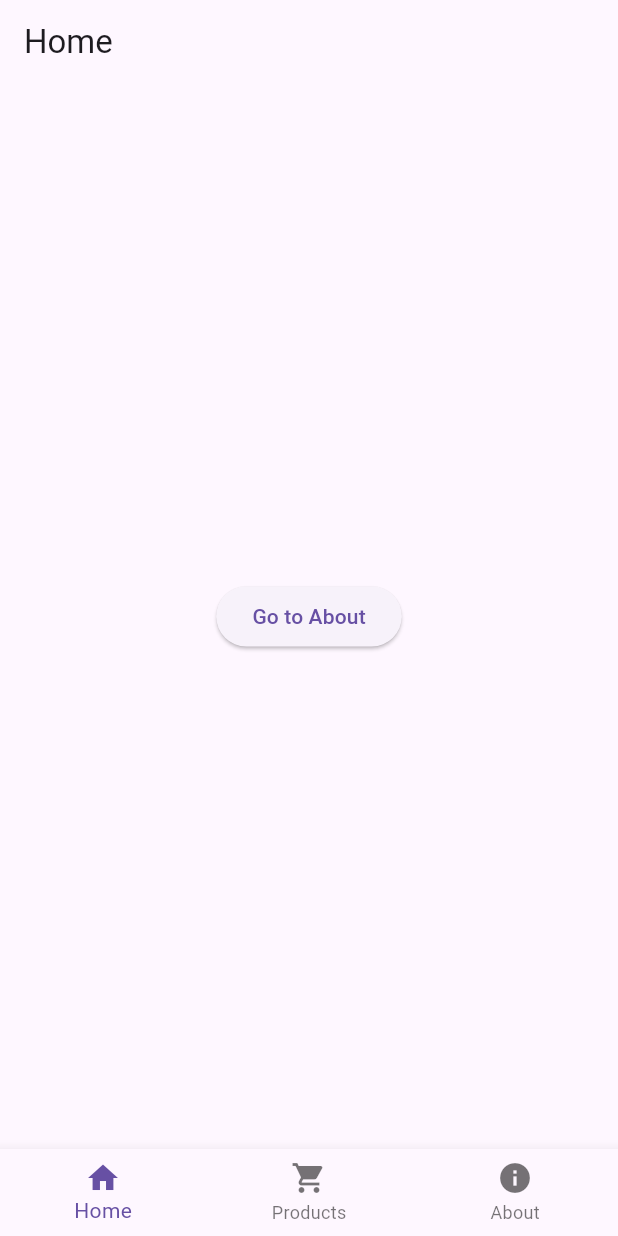
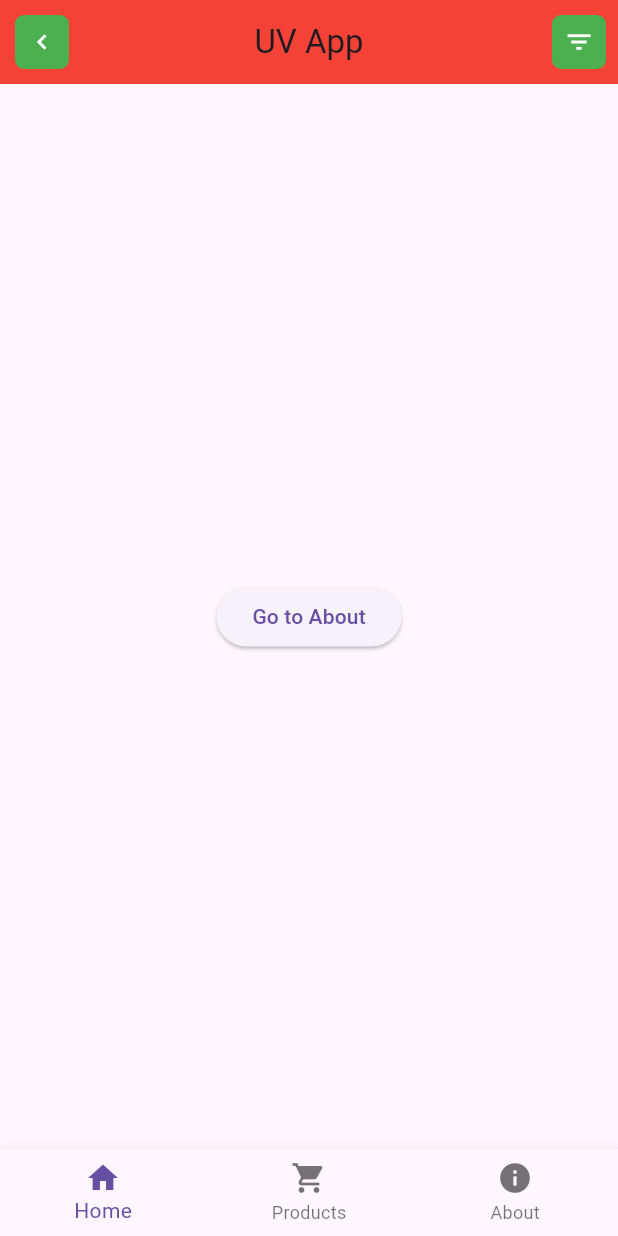
Before and after one commit to johannranudd/flutter_application_1, a Flutter app: the screen it shows after launch, on a phone screen of 412 x 824 dp. Run offline on Flutter 3.47's test engine with Material 3 defaults, Android fonts, the phone set to English and light mode, and no system bars.

Commit message:
adds working navigation and new CustomAppBar

```diff
--- a/lib/main.dart
+++ b/lib/main.dart
@@ -2,42 +2,81 @@ import 'package:flutter/material.dart';
 import './screens/home.dart';
 import './screens/products.dart';
 import './screens/about.dart';
-import './widgets/custom_bottom_navigation_bar.dart'; // Adjust import paths as necessary
+import './widgets/custom_app_bar.dart';
+import './widgets/custom_bottom_navigation_bar.dart';
 
-void main() => runApp(MyApp());
+void main() => runApp(const MyApp());
 
-class MyApp extends StatefulWidget {
+class MyApp extends StatelessWidget {
   const MyApp({super.key});
 
   @override
-  // ignore: library_private_types_in_public_api
-  _MyAppState createState() => _MyAppState();
+  Widget build(BuildContext context) {
+    return const MaterialApp(
+      home: BaseWidget(),
+    );
+  }
 }
 
-class _MyAppState extends State<MyApp> {
+Widget _buildAppBar(int selectedIndex) {
+  String title;
+  switch (selectedIndex) {
+    case 0:
+      title = 'Home';
+      break;
+    case 1:
+      title = 'Products';
+      break;
+    case 2:
+      title = 'About';
+      break;
+    default:
+      title = 'App';
+  }
+
+  // Return an instance of CustomAppBar
+  return CustomAppBar(title: title);
+}
+
+class BaseWidget extends StatefulWidget {
+  const BaseWidget({super.key});
+
+  @override
+  _BaseWidgetState createState() => _BaseWidgetState();
+}
+
+class _BaseWidgetState extends State<BaseWidget> {
   int _selectedIndex = 0;
-  final List<Widget> _pages = [const Home(), const Products(), const About()];
+  final PageController _pageController = PageController();
 
   void _onItemTapped(int index) {
     setState(() {
       _selectedIndex = index;
     });
+    _pageController.jumpToPage(index);
   }
 
   @override
   Widget build(BuildContext context) {
-    return MaterialApp(
-      routes: {
-        '/home': (context) => _pages[0], // Home
-        '/products': (context) => _pages[1], // Products
-        '/about': (context) => _pages[2], // About
-      },
-      home: Scaffold(
-        body: _pages.elementAt(_selectedIndex),
-        bottomNavigationBar: CustomBottomNavigationBar(
-          currentIndex: _selectedIndex,
-          onItemSelected: _onItemTapped,
-        ),
+    return Scaffold(
+      appBar: _buildAppBar(_selectedIndex) as PreferredSizeWidget,
+      body: PageView(
+        controller: _pageController,
+        onPageChanged: (index) {
+          setState(() {
+            _selectedIndex = index;
+          });
+        },
+        physics: const NeverScrollableScrollPhysics(),
+        children: [
+          Home(onNavigate: _onItemTapped),
+          const Products(),
+          const About(),
+        ], // Prevents swiping to side pages
+      ),
+      bottomNavigationBar: CustomBottomNavigationBar(
+        currentIndex: _selectedIndex,
+        onItemSelected: _onItemTapped,
       ),
     );
   }
--- a/lib/screens/about.dart
+++ b/lib/screens/about.dart
@@ -5,11 +5,8 @@ class About extends StatelessWidget {
 
   @override
   Widget build(BuildContext context) {
-    return Scaffold(
-      appBar: AppBar(
-        title: const Text('About'),
-      ),
-      body: const Center(
+    return const Scaffold(
+      body: Center(
         child: Text('About Page'),
       ),
     );
--- a/lib/screens/home.dart
+++ b/lib/screens/home.dart
@@ -1,19 +1,16 @@
 import 'package:flutter/material.dart';
 
 class Home extends StatelessWidget {
-  const Home({super.key});
+  final Function(int) onNavigate;
+
+  const Home({super.key, required this.onNavigate});
 
   @override
   Widget build(BuildContext context) {
     return Scaffold(
-      appBar: AppBar(
-        title: const Text('Home'),
-      ),
       body: Center(
         child: ElevatedButton(
-          onPressed: () {
-            Navigator.pushNamed(context, '/about');
-          },
+          onPressed: () => onNavigate(2), // Navigate to 'About' page index
           child: const Text('Go to About'),
         ),
       ),
--- a/lib/screens/products.dart
+++ b/lib/screens/products.dart
@@ -5,11 +5,8 @@ class Products extends StatelessWidget {
 
   @override
   Widget build(BuildContext context) {
-    return Scaffold(
-      appBar: AppBar(
-        title: const Text('Products'),
-      ),
-      body: const Center(
+    return const Scaffold(
+      body: Center(
         child: Text('Products Page'),
       ),
     );
--- a/lib/widgets/custom_app_bar.dart
+++ b/lib/widgets/custom_app_bar.dart
@@ -8,7 +8,58 @@ class CustomAppBar extends StatelessWidget implements PreferredSizeWidget {
   @override
   Widget build(BuildContext context) {
     return AppBar(
-      title: Text(title),
+      leading: Padding(
+        padding: const EdgeInsets.all(8.0),
+        child: Align(
+          alignment: Alignment.center,
+          child: Container(
+            width: 36,
+            height: 36,
+            decoration: BoxDecoration(
+              color: Colors.green,
+              borderRadius: BorderRadius.circular(6.0),
+            ),
+            child: IconButton(
+              onPressed: () {
+                debugPrint("navigate back");
+              },
+              icon: const Icon(Icons.chevron_left, color: Colors.white),
+              tooltip: 'Back',
+              padding: const EdgeInsets.all(0),
+              iconSize: 20,
+            ),
+          ),
+        ),
+      ),
+      title: const Text('UV App'),
+      centerTitle: true,
+      backgroundColor: Colors.red,
+      actions: [
+        Padding(
+          padding: const EdgeInsets.all(8.0),
+          child: Align(
+            alignment: Alignment.center,
+            child: Container(
+              width: 36,
+              height: 36,
+              decoration: BoxDecoration(
+                color: Colors.green,
+                borderRadius: BorderRadius.circular(6.0),
+              ),
+              child: IconButton(
+                onPressed: () {
+                  debugPrint("filter action");
+                },
+                icon: const Icon(Icons.filter_list,
+                    color: Colors.white), // Use filter icon
+                tooltip: 'Filter',
+                padding: const EdgeInsets.all(0),
+                iconSize: 20,
+              ),
+            ),
+          ),
+        ),
+      ],
     );
   }
 
```
Also changed, not shown: 1 other file.
